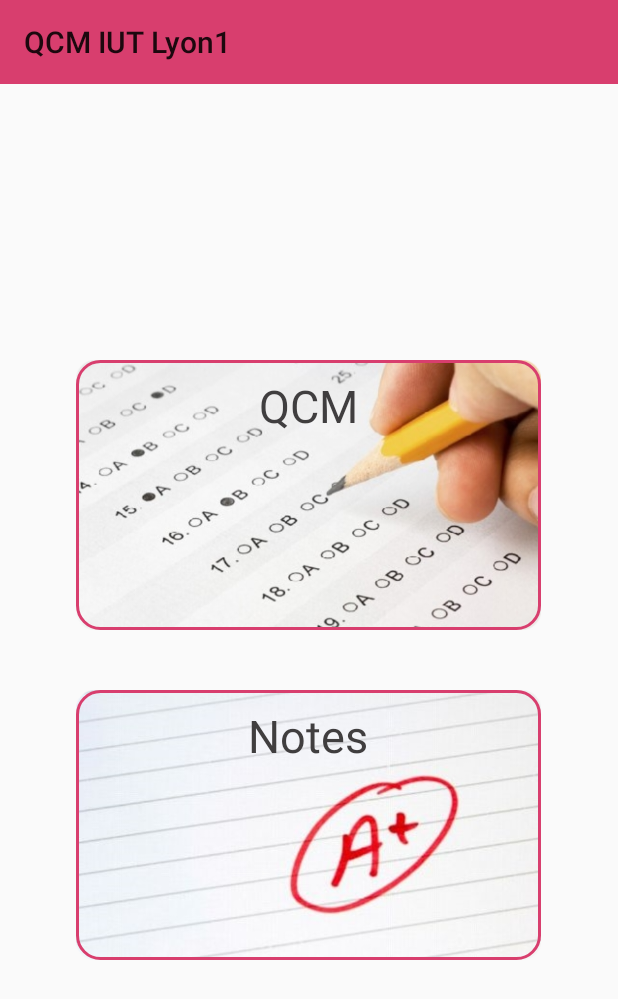
After one commit to Balthov60/QCM-Methodologie-Production, an Android app: the TeacherPanelActivity screen opened directly, with no data from a screen before it, on a phone screen of 412 x 824 dp. The commit adds this screen. Shown: the top 999 px of the screen. Run offline under Robolectric (Android 15) with nearby library versions, the phone set to English and light mode, and no system bars.

Commit message:
Implement Teacher Panel IHM

```diff
--- a/QCMIUTLyon1/app/src/main/AndroidManifest.xml
+++ b/QCMIUTLyon1/app/src/main/AndroidManifest.xml
@@ -18,9 +18,8 @@
             </intent-filter>
         </activity>
 
-        <activity android:name=".MCQEditionActivity" >
-
-        </activity>
+        <activity android:name=".MCQEditionActivity" />
+        <activity android:name=".TeacherPanelActivity" />
     </application>
 
 </manifest>
--- /dev/null
+++ b/QCMIUTLyon1/app/src/main/java/fr/iutmindfuck/qcmiutlyon1/TeacherPanelActivity.java
@@ -0,0 +1,26 @@
+package fr.iutmindfuck.qcmiutlyon1;
+
+import android.os.Bundle;
+import android.support.v7.app.AppCompatActivity;
+import android.support.v7.widget.Toolbar;
+import android.view.Menu;
+import android.view.Window;
+
+
+public class TeacherPanelActivity extends AppCompatActivity {
+
+    @Override
+    protected void onCreate(Bundle savedInstanceState) {
+        super.onCreate(savedInstanceState);
+        this.requestWindowFeature(Window.FEATURE_NO_TITLE);
+        setContentView(R.layout.activity_teacher_panel);
+
+        setSupportActionBar((Toolbar) findViewById(R.id.teacher_panel_toolbar));
+    }
+
+    @Override
+    public boolean onCreateOptionsMenu(Menu menu) {
+        getMenuInflater().inflate(R.menu.basic_menu, menu);
+        return true;
+    }
+}
--- /dev/null
+++ b/QCMIUTLyon1/app/src/main/res/drawable/mark.xml
@@ -0,0 +1,16 @@
+<?xml version="1.0" encoding="utf-8"?>
+<layer-list xmlns:android="http://schemas.android.com/apk/res/android">
+
+    <item>
+        <bitmap android:src="@drawable/mark_source" />
+    </item>
+
+    <item>
+        <shape android:shape="rectangle">
+            <corners android:radius="15dip"/>
+            <stroke android:width="2dip" android:color="@color/pinkIUT"/>
+        </shape>
+    </item>
+
+
+</layer-list>
--- /dev/null
+++ b/QCMIUTLyon1/app/src/main/res/drawable/mcq.xml
@@ -0,0 +1,18 @@
+<?xml version="1.0" encoding="utf-8"?>
+<layer-list
+    xmlns:android="http://schemas.android.com/apk/res/android"
+    android:layout_width="310dp"
+    android:layout_height="180dp">
+
+    <item>
+        <bitmap android:src="@drawable/mcq_source" />
+    </item>
+
+    <item>
+        <shape android:shape="rectangle">
+            <corners android:radius="15dip"/>
+            <stroke android:width="2dip" android:color="@color/pinkIUT"/>
+        </shape>
+    </item>
+
+</layer-list>
--- /dev/null
+++ b/QCMIUTLyon1/app/src/main/res/layout/activity_teacher_panel.xml
@@ -0,0 +1,43 @@
+<?xml version="1.0" encoding="utf-8"?>
+<LinearLayout xmlns:android="http://schemas.android.com/apk/res/android"
+    android:layout_width="match_parent"
+    android:layout_height="match_parent"
+    xmlns:app="http://schemas.android.com/apk/res-auto"
+    android:orientation="vertical">
+
+    <android.support.v7.widget.Toolbar
+        android:id="@+id/teacher_panel_toolbar"
+        android:layout_width="match_parent"
+        android:layout_height="?attr/actionBarSize"
+        android:background="?attr/colorPrimary"
+        android:theme="@style/ThemeOverlay.AppCompat.ActionBar"
+        app:popupTheme="@style/ThemeOverlay.AppCompat.Light"/>
+
+    <LinearLayout
+        android:layout_width="match_parent"
+        android:layout_height="match_parent"
+        android:orientation="vertical"
+        android:gravity="center">
+
+        <TextView style="@style/BigButtonText"
+            android:id="@+id/teacher_panel_mcq"
+            android:layout_width="310dp"
+            android:layout_height="180dp"
+
+            android:text="@string/teacher_panel_mcq"
+            android:background="@drawable/mcq"/>
+
+
+        <TextView style="@style/BigButtonText"
+            android:id="@+id/teacher_panel_marks"
+            android:layout_width="310dp"
+            android:layout_height="180dp"
+
+            android:layout_marginTop="40dp"
+
+            android:text="@string/teacher_panel_marks"
+            android:background="@drawable/mark" />
+
+    </LinearLayout>
+
+</LinearLayout>
--- a/QCMIUTLyon1/app/src/main/res/values/strings.xml
+++ b/QCMIUTLyon1/app/src/main/res/values/strings.xml
@@ -33,4 +33,6 @@
     <string name="group2_1">S2G1</string>
     <string name="group2_2">S2G2</string>
     <string name="group2_3">S2G3</string>
+    <string name="teacher_panel_marks">Notes</string>
+    <string name="teacher_panel_mcq">QCM</string>
 </resources>
--- a/QCMIUTLyon1/app/src/main/res/values/styles.xml
+++ b/QCMIUTLyon1/app/src/main/res/values/styles.xml
@@ -64,4 +64,10 @@
         <item name="android:textStyle">normal</item>
     </style>
 
+    <style name="BigButtonText" parent="BasicText">
+        <item name="android:textSize">30sp</item>
+        <item name="android:textAlignment">center</item>
+        <item name="android:paddingTop">10dp</item>
+    </style>
+
 </resources>
```
Also changed, not shown: QCMIUTLyon1/app/src/main/res/drawable/mark_source.png (added), QCMIUTLyon1/app/src/main/res/drawable/mcq_source.png (added).
